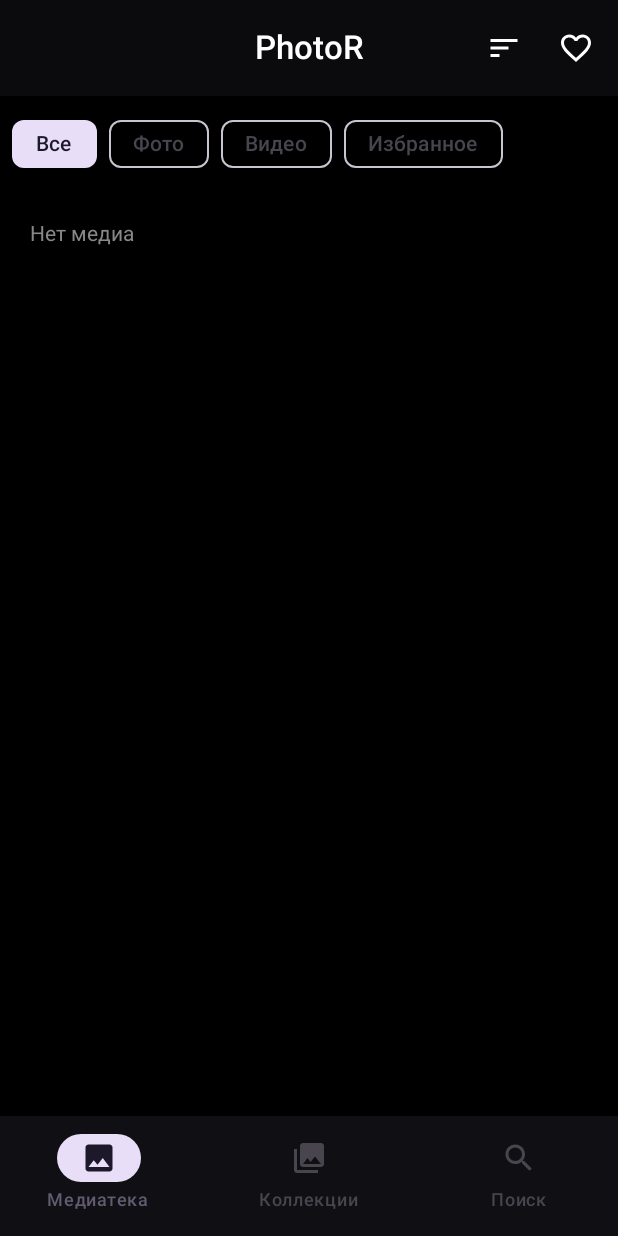
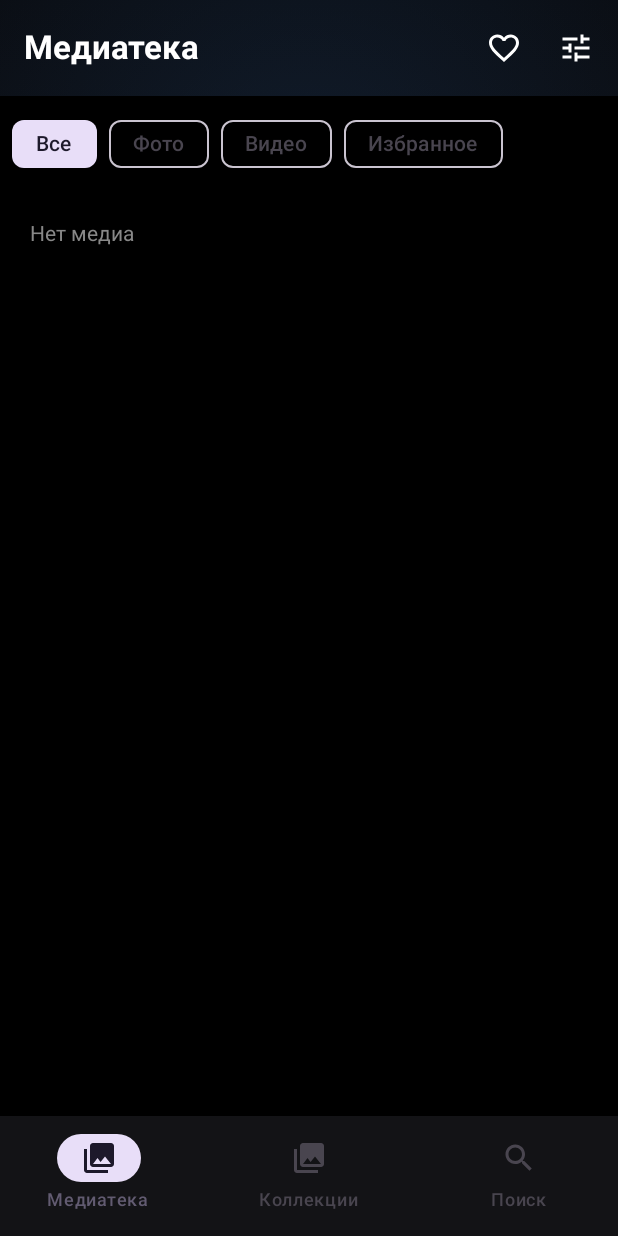
Before and after one commit to restsev/PhotoR, an Android app built with Jetpack Compose: the screen it shows after launch (MainActivity), on a phone screen of 412 x 824 dp. Run offline under Robolectric (Android 15) with nearby library versions, the phone set to English and light mode, and no system bars.

Commit message:
ui: redesign adaptive foldable shell

```diff
--- a/app/src/main/java/com/photor/app/MainActivity.kt
+++ b/app/src/main/java/com/photor/app/MainActivity.kt
@@ -8,16 +8,18 @@ import androidx.activity.compose.rememberLauncherForActivityResult
 import androidx.activity.compose.setContent
 import androidx.activity.result.contract.ActivityResultContracts
 import androidx.compose.foundation.ExperimentalFoundationApi
+import androidx.compose.foundation.background
 import androidx.compose.foundation.layout.*
 import androidx.compose.material.icons.Icons
 import androidx.compose.material.icons.filled.*
 import androidx.compose.material3.*
-import androidx.compose.material3.NavigationBarItem
 import androidx.compose.runtime.*
 import androidx.compose.runtime.saveable.rememberSaveable
 import androidx.compose.ui.Alignment
 import androidx.compose.ui.Modifier
+import androidx.compose.ui.graphics.Brush
 import androidx.compose.ui.graphics.Color
+import androidx.compose.ui.platform.LocalConfiguration
 import androidx.compose.ui.platform.LocalContext
 import androidx.compose.ui.text.font.FontWeight
 import androidx.compose.ui.unit.dp
@@ -35,12 +37,40 @@ class MainActivity: ComponentActivity(){ override fun onCreate(b: Bundle?){super
  val c=LocalContext.current
  var permission by remember{mutableStateOf(mediaGranted(c))}
  val launcher=rememberLauncherForActivityResult(ActivityResultContracts.RequestMultiplePermissions()){permission=it.values.any{v->v}}
- if(!permission){ PermissionScreen{launcher.launch(arrayOf(Manifest.permission.READ_MEDIA_IMAGES,Manifest.permission.READ_MEDIA_VIDEO))};return }
- var data by remember{mutableStateOf<List<PhotoItem>>(emptyList())}; var tab by rememberSaveable{mutableStateOf(Tab.LIBRARY)}; var filter by rememberSaveable{mutableStateOf(Filter.ALL)}; var query by rememberSaveable{mutableStateOf("")}; var selected by remember{mutableStateOf<PhotoItem?>(null)}; var editor by remember{mutableStateOf<PhotoItem?>(null)}; var info by remember{mutableStateOf<PhotoItem?>(null)}; var newest by rememberSaveable{mutableStateOf(true)}; var sort by remember{mutableStateOf(false)}; var refresh by remember{mutableIntStateOf(0)}
+ if(!permission){PermissionScreen{launcher.launch(arrayOf(Manifest.permission.READ_MEDIA_IMAGES,Manifest.permission.READ_MEDIA_VIDEO))};return}
+ var data by remember{mutableStateOf<List<PhotoItem>>(emptyList())};var tab by rememberSaveable{mutableStateOf(Tab.LIBRARY)}
+ var filter by rememberSaveable{mutableStateOf(Filter.ALL)};var query by rememberSaveable{mutableStateOf("")};var selected by remember{mutableStateOf<PhotoItem?>(null)}
+ var editor by remember{mutableStateOf<PhotoItem?>(null)};var info by remember{mutableStateOf<PhotoItem?>(null)};var newest by rememberSaveable{mutableStateOf(true)}
+ var sort by remember{mutableStateOf(false)};var refresh by remember{mutableIntStateOf(0)}
  LaunchedEffect(permission,refresh){data=withContext(Dispatchers.IO){loadMedia(c)}}
- val visible=remember(data,filter,query,newest){val q=query.trim().lowercase();data.filter{f->when(filter){Filter.ALL->true;Filter.PHOTOS->!f.mime.startsWith("video/");Filter.VIDEOS->f.mime.startsWith("video/");Filter.FAVORITES->fav(c,f.id);Filter.SCREENSHOTS->f.name.contains("screenshot",true)}&&(q.isEmpty()||f.name.lowercase().contains(q))}.sortedBy{if(newest)-it.date else it.date}}
- Scaffold(containerColor=Color.Black,topBar={CenterAlignedTopAppBar(title={Text("PhotoR",fontWeight=FontWeight.SemiBold)},actions={IconButton(onClick={sort=true}){Icon(Icons.Default.Sort,"Сортировка")};IconButton(onClick={filter=Filter.FAVORITES}){Icon(Icons.Default.FavoriteBorder,"Избранное")}},colors=TopAppBarDefaults.centerAlignedTopAppBarColors(containerColor=Color(0xFF0B0B0D),titleContentColor=Color.White,actionIconContentColor=Color.White,scrolledContainerColor=Color(0xFF111116)))},bottomBar={NavigationBar(containerColor=Color(0xFF101014),tonalElevation=10.dp){Nav("Медиатека",Icons.Default.Image,tab==Tab.LIBRARY){tab=Tab.LIBRARY};Nav("Коллекции",Icons.Default.Collections,tab==Tab.COLLECTIONS){tab=Tab.COLLECTIONS};Nav("Поиск",Icons.Default.Search,tab==Tab.SEARCH){tab=Tab.SEARCH}}}){p->when(tab){Tab.LIBRARY->Library(visible,filter,{filter=it},p){selected=it};Tab.COLLECTIONS->Collections(data,p){selected=it};Tab.SEARCH->Search(query,{query=it},visible,p){selected=it}}}
- selected?.let{Viewer(it,visible,{selected=null},{editor=it},{info=it})};editor?.let{Editor(it,{editor=null}){editor=null;refresh++}};info?.let{Info(it){info=null}};if(sort)Sort(newest,{newest=it;sort=false}){sort=false}
+ val visible=remember(data,filter,query,newest){val q=query.trim().lowercase();data.filter{f->when(filter){
+  Filter.ALL->true;Filter.PHOTOS->!f.mime.startsWith("video/");Filter.VIDEOS->f.mime.startsWith("video/");Filter.FAVORITES->fav(c,f.id);Filter.SCREENSHOTS->f.name.contains("screenshot",true)
+ }&&(q.isEmpty()||f.name.lowercase().contains(q))}.sortedBy{if(newest)-it.date else it.date}}
+ val wide=LocalConfiguration.current.screenWidthDp>=700
+ Scaffold(containerColor=Color.Transparent,contentWindowInsets=WindowInsets.safeDrawing,topBar={PhotoTopBar(tab,wide,{sort=true},{filter=Filter.FAVORITES})},bottomBar={PhotoNav(tab){tab=it}}){p->Box(Modifier.fillMaxSize()){PhotoBackdrop();when(tab){
+  Tab.LIBRARY->Library(visible,filter,{filter=it},p){selected=it};Tab.COLLECTIONS->Collections(data,p){selected=it};Tab.SEARCH->Search(query,{query=it},visible,p){selected=it}
+ }}}
+ selected?.let{Viewer(it,visible,{selected=null},{editor=it},{info=it})};editor?.let{Editor(it,{editor=null}){editor=null;refresh++}}
+ info?.let{Info(it){info=null}};if(sort)Sort(newest,{newest=it;sort=false}){sort=false}
 }
-@Composable fun RowScope.Nav(t:String,icon:androidx.compose.ui.graphics.vector.ImageVector,sel:Boolean,click:()->Unit){NavigationBarItem(selected=sel,onClick=click,icon={Icon(icon,null)},label={Text(t)})}
-@Composable fun PermissionScreen(grant:()->Unit){Surface(Modifier.fillMaxSize(),color=Color.Black){Column(Modifier.fillMaxSize().padding(28.dp),horizontalAlignment=Alignment.CenterHorizontally,verticalArrangement=Arrangement.Center){Icon(Icons.Default.Collections,null,Modifier.size(72.dp),tint=Color.White);Text("PhotoR",color=Color.White,style=MaterialTheme.typography.displaySmall,fontWeight=FontWeight.Bold);Spacer(Modifier.height(12.dp));Text("Ваша медиатека — в одном месте",color=Color.White);Spacer(Modifier.height(24.dp));Button(onClick=grant){Text("Разрешить доступ")}}}}
+
+@OptIn(ExperimentalMaterial3Api::class)
+@Composable fun PhotoTopBar(tab:Tab,wide:Boolean,sort:()->Unit,favClick:()->Unit){
+ TopAppBar(title={Column{Text(if(tab==Tab.LIBRARY)"Медиатека" else if(tab==Tab.COLLECTIONS)"Коллекции" else "Поиск",fontWeight=FontWeight.Bold)
+  if(wide)Text("Адаптировано под большой экран",style=MaterialTheme.typography.labelSmall,color=Color.White.copy(.52f))}},
+  actions={IconButton(onClick=favClick){Icon(Icons.Default.FavoriteBorder,"Избранное")};IconButton(onClick=sort){Icon(Icons.Default.Tune,"Вид")}},
+  colors=TopAppBarDefaults.topAppBarColors(containerColor=Color.Transparent,titleContentColor=Color.White,actionIconContentColor=Color.White),modifier=Modifier.statusBarsPadding())
+}
+@Composable fun PhotoNav(tab:Tab,set:(Tab)->Unit){NavigationBar(containerColor=Color(0xE6141418),tonalElevation=12.dp,modifier=Modifier.navigationBarsPadding()){
+ Nav("Медиатека",Icons.Default.PhotoLibrary,tab==Tab.LIBRARY){set(Tab.LIBRARY)};Nav("Коллекции",Icons.Default.Collections,tab==Tab.COLLECTIONS){set(Tab.COLLECTIONS)};Nav("Поиск",Icons.Default.Search,tab==Tab.SEARCH){set(Tab.SEARCH)}}}
+@Composable fun RowScope.Nav(t:String,icon:androidx.compose.ui.graphics.vector.ImageVector,sel:Boolean,click:()->Unit){NavigationBarItem(selected=sel,onClick=click,icon={Icon(icon,null)},label={Text(t)},alwaysShowLabel=true)}
+@Composable fun PhotoBackdrop(){Box(Modifier.fillMaxSize()){
+ Box(Modifier.fillMaxSize().background(Brush.verticalGradient(listOf(Color(0xFF08090C),Color(0xFF101116),Color(0xFF07080A)))))
+ Box(Modifier.fillMaxWidth().height(260.dp).align(Alignment.TopCenter).background(Brush.radialGradient(listOf(Color(0xFF254A78).copy(.28f),Color.Transparent),radius=520f)))
+ Box(Modifier.size(260.dp).align(Alignment.TopEnd).offset(x=70.dp,y=70.dp).background(Brush.radialGradient(listOf(Color(0xFF7A4D9E).copy(.14f),Color.Transparent),radius=300f)))
+}}
+@Composable fun PermissionScreen(grant:()->Unit){Surface(Modifier.fillMaxSize(),color=Color(0xFF08090C)){Box(Modifier.fillMaxSize()){PhotoBackdrop();Column(Modifier.fillMaxSize().padding(28.dp),horizontalAlignment=Alignment.CenterHorizontally,verticalArrangement=Arrangement.Center){
+ Icon(Icons.Default.Collections,null,Modifier.size(72.dp),tint=Color.White);Text("PhotoR",color=Color.White,style=MaterialTheme.typography.displaySmall,fontWeight=FontWeight.Bold)
+ Spacer(Modifier.height(12.dp));Text("Медиатека в стиле флагманского интерфейса.",color=Color.White.copy(.7f));Spacer(Modifier.height(28.dp))
+ Button(onClick=grant,shape=androidx.compose.foundation.shape.RoundedCornerShape(18.dp),modifier=Modifier.height(54.dp)){Text("Разрешить доступ")}
+}}}}
```
